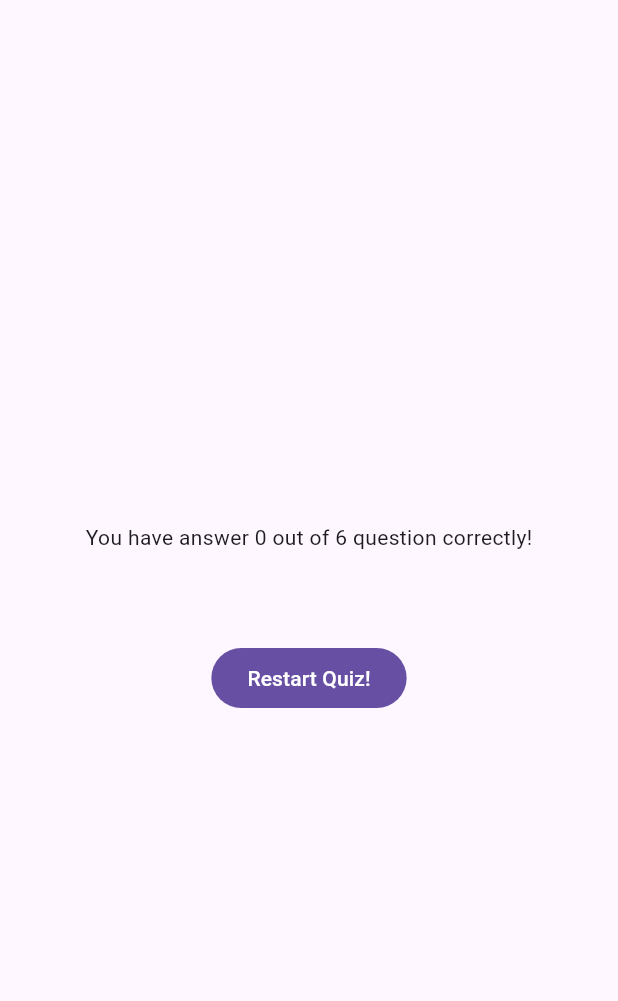
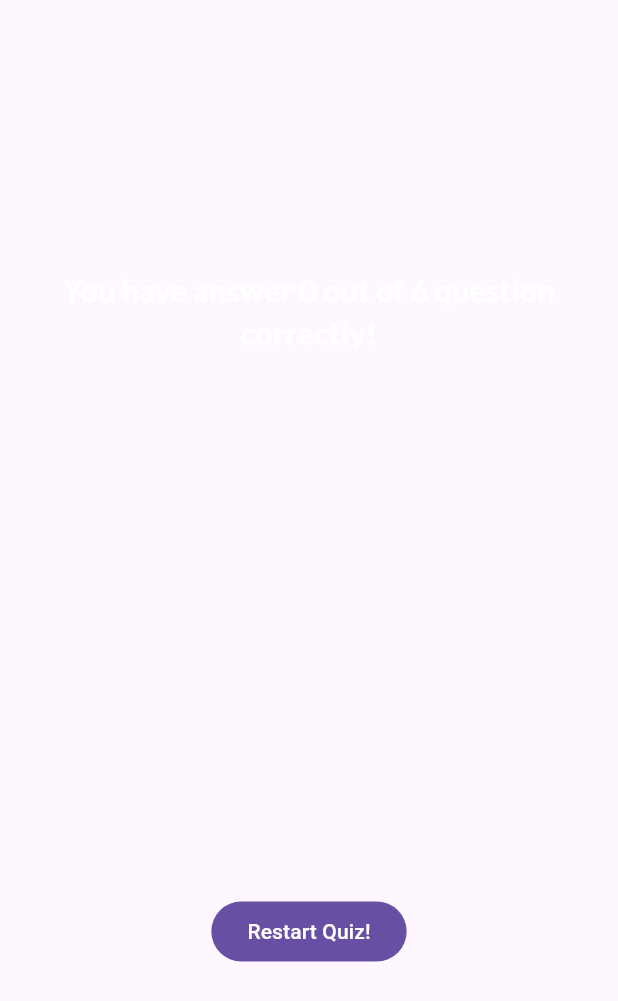
Before and after one commit to brijeshkumar-chavda/QuizApp, a Flutter app: the ResultScreen widget shown alone on an empty page, opened directly with empty values, on a phone screen of 412 x 824 dp. Shown: the top 1001 px of the screen. Run offline on Flutter 3.47's test engine with Material 3 defaults, Android fonts, the phone set to English and light mode, and no system bars; our stand-ins replace google_fonts.

Commit message:
feat: add summary item

```diff
--- /dev/null
+++ b/lib/question_summary/question_summary.dart
@@ -0,0 +1,16 @@
+import 'package:flutter/material.dart';
+import 'package:quiz_app/question_summary/summary_item.dart';
+
+class QuestionSummary extends StatelessWidget {
+  const QuestionSummary({super.key, required this.summaryData});
+
+  final List<Map<String, Object>> summaryData;
+
+  @override
+  Widget build(BuildContext context) {
+    return SizedBox(
+      height: 300,
+      child: SingleChildScrollView(child: SummaryItem(itemData: summaryData)),
+    );
+  }
+}
--- a/lib/result_screen.dart
+++ b/lib/result_screen.dart
@@ -1,6 +1,8 @@
 import 'package:flutter/material.dart';
+import 'package:google_fonts/google_fonts.dart';
 import 'package:quiz_app/data/questions_list.dart';
-import 'package:quiz_app/question_summary.dart';
+import 'package:quiz_app/question_summary/question_summary.dart';
+import 'package:quiz_app/start_screen.dart';
 
 class ResultScreen extends StatelessWidget {
   const ResultScreen({super.key, required this.selectedAnswers});
@@ -40,11 +42,19 @@ class ResultScreen extends StatelessWidget {
           children: [
             Text(
               "You have answer $numberOfCorrectQuestions out of $numberOfTotalQuestions question correctly!",
+              textAlign: TextAlign.center,
+              style: GoogleFonts.lato(
+                fontSize: 20,
+                fontWeight: FontWeight.bold,
+                color: Colors.white,
+              ),
             ),
             SizedBox(height: 30),
             QuestionSummary(summaryData: getSummaryData()),
             SizedBox(height: 30),
-            FilledButton(onPressed: () {}, child: Text("Restart Quiz!")),
+            FilledButton(onPressed: () {
+              // StartScreen(switchToQuizScreen: StartScreen.new),
+            }, child: Text("Restart Quiz!")),
           ],
         ),
       ),
```
Also changed, not shown: lib/question_summary.dart (deleted, +0 -30 lines), lib/question_summary/question_identifier.dart (added, +28 -0 lines), lib/question_summary/summary_item.dart (added, +45 -0 lines).
